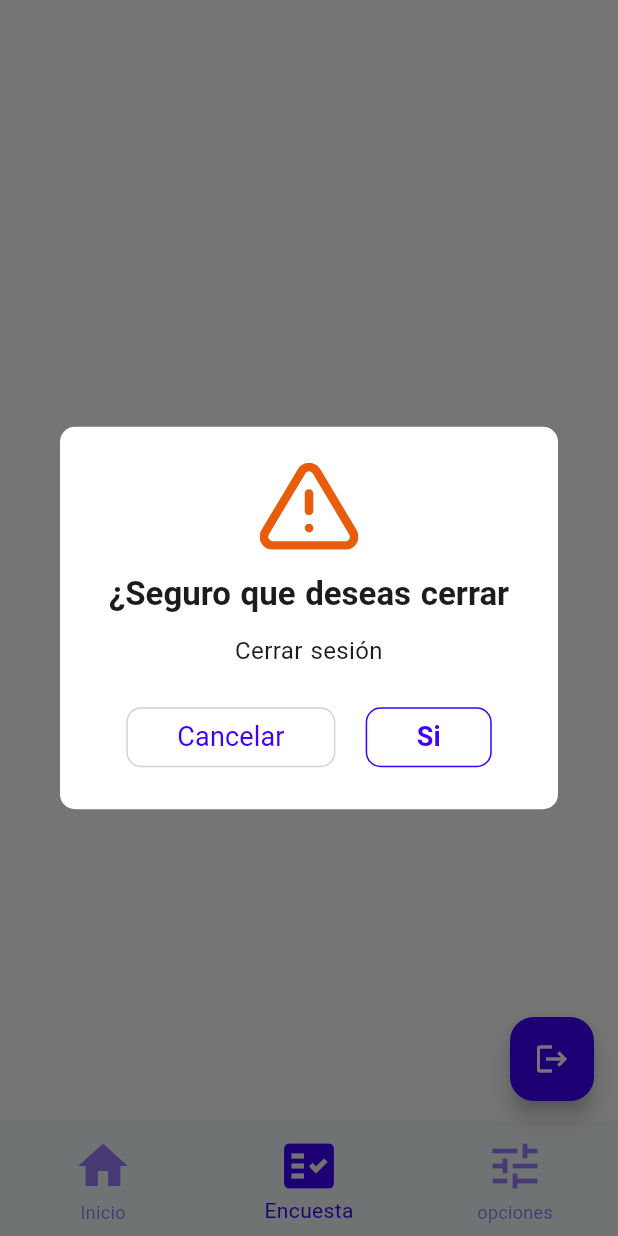
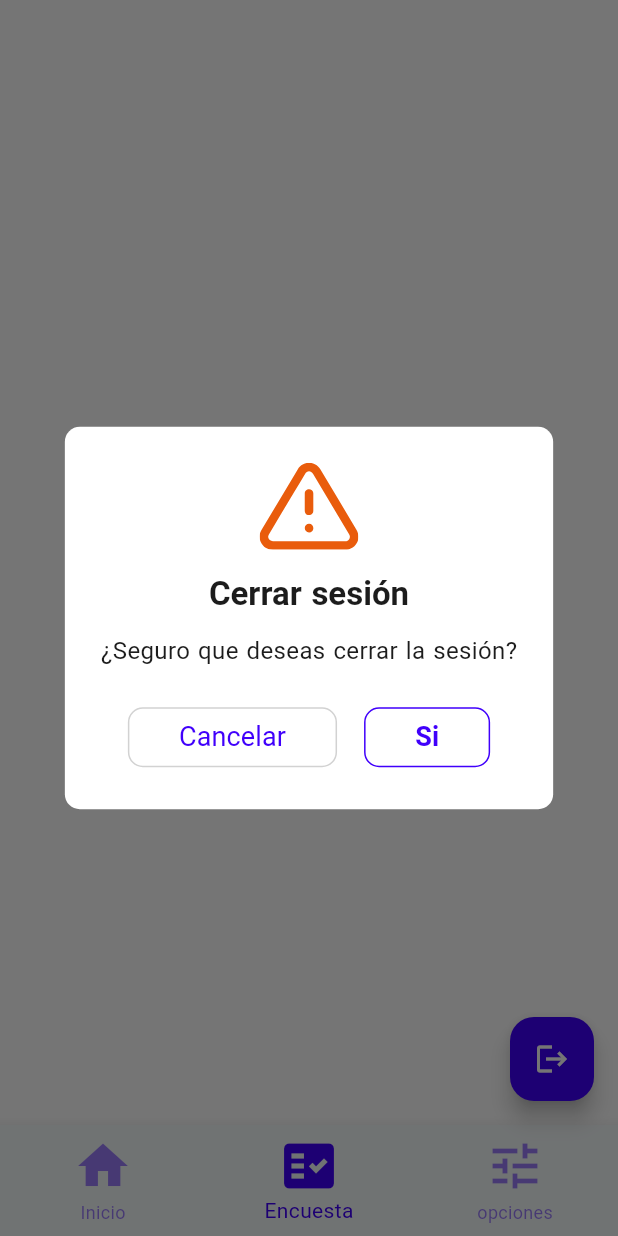
Before and after one commit to JhonatanAlvarezDhoz/SurveyApp, a Flutter app: the HomePage screen opened by its route, item 2 of the bottom bar chosen, after a tap on the "logout" icon, on a phone screen of 412 x 824 dp. Run offline on Flutter 3.47's test engine with Material 3 defaults, Android fonts, the phone set to English and light mode, and no system bars; our stand-ins replace bloc, equatable, flutter_bloc, flutter_dotenv, flutter_form_builder, flutter_screenutil and 4 more; accounts and stored records are empty; network calls fail.

Commit message:
creada la vista de perfil/opciones

```diff
--- a/lib/modules/home/ui/pages/p_home.dart
+++ b/lib/modules/home/ui/pages/p_home.dart
@@ -53,8 +53,8 @@ class _HomePageState extends State<HomePage> {
               context: context,
               builder: (context) {
                 return CustomAlertDialog(
-                  contentText: "Cerrar sesión",
-                  titleText: "¿Seguro que deseas cerrar la sesión?",
+                  contentText: "¿Seguro que deseas cerrar la sesión?",
+                  titleText: "Cerrar sesión",
                   onAction: () {
                     context.read<LoginBloc>().add(const LogoutEvent());
                     Navigator.of(context).pushNamedAndRemoveUntil(
--- a/lib/modules/home/ui/pages/p_profile.dart
+++ b/lib/modules/home/ui/pages/p_profile.dart
@@ -1,4 +1,5 @@
 import 'package:flutter/material.dart';
+import 'package:survey_app/themes/theme_colors.dart';
 
 class UserProfile extends StatefulWidget {
   const UserProfile({super.key});
@@ -10,8 +11,92 @@ class UserProfile extends StatefulWidget {
 class _UserProfileState extends State<UserProfile> {
   @override
   Widget build(BuildContext context) {
-    return const Scaffold(
-      body: Center(child: Text("Pagina de perfil Proximamente")),
+    return Scaffold(
+      appBar: AppBar(
+        automaticallyImplyLeading: false,
+        backgroundColor: ThemeColors.white,
+        title: const Text("Opciones"),
+      ),
+      body: ListView(
+        padding: const EdgeInsets.all(16.0),
+        children: [
+          // Perfil
+          Row(
+            children: [
+              ClipRRect(
+                borderRadius: BorderRadius.circular(12), // Bordes redondeados
+                child: Image.asset(
+                  'assets/images/profile_image.jpg',
+                  width: 80,
+                  height: 80,
+                  fit: BoxFit.cover,
+                ),
+              ),
+              const SizedBox(width: 16),
+              const Column(
+                crossAxisAlignment: CrossAxisAlignment.start,
+                children: [
+                  Row(
+                    children: [
+                      Text(
+                        "Jorge Zetien",
+                        style: TextStyle(fontSize: 20, fontWeight: FontWeight.bold),
+                      ),
+                      Icon(Icons.verified, color: Colors.amber, size: 20),
+                    ],
+                  ),
+                  Text("Mi Perfil >"),
+                  Row(
+                    children: [
+                      Text("732", style: TextStyle(fontWeight: FontWeight.bold)),
+                      Text(" siguiendo   "),
+                      Text("15321", style: TextStyle(fontWeight: FontWeight.bold)),
+                      Text(" Seguidores"),
+                    ],
+                  ),
+                ],
+              ),
+            ],
+          ),
+          const SizedBox(height: 20),
+
+          // Opciones del menú
+          ListTile(
+            iconColor: ThemeColors.primary,
+            leading: const Icon(Icons.history),
+            title: const Text('Historial'),
+            onTap: () {},
+          ),
+          const SizedBox(height: 10),
+          ListTile(
+            iconColor: ThemeColors.primary,
+            leading: const Icon(Icons.collections),
+            title: const Text('Encuestas'),
+            onTap: () {},
+          ),
+          const SizedBox(height: 10),
+          ListTile(
+            iconColor: ThemeColors.primary,
+            leading: const Icon(Icons.favorite_border),
+            title: const Text('Likes'),
+            onTap: () {},
+          ),
+          const SizedBox(height: 10),
+          ListTile(
+            iconColor: ThemeColors.primary,
+            leading: const Icon(Icons.settings),
+            title: const Text('Opciones'),
+            onTap: () {},
+          ),
+          const SizedBox(height: 10),
+          ListTile(
+            iconColor: ThemeColors.primary,
+            leading: const Icon(Icons.share),
+            title: const Text('Comparte esta App'),
+            onTap: () {},
+          ),
+        ],
+      ),
     );
   }
 }
```
Also changed, not shown: assets/images/profile_image.jpg (added).
